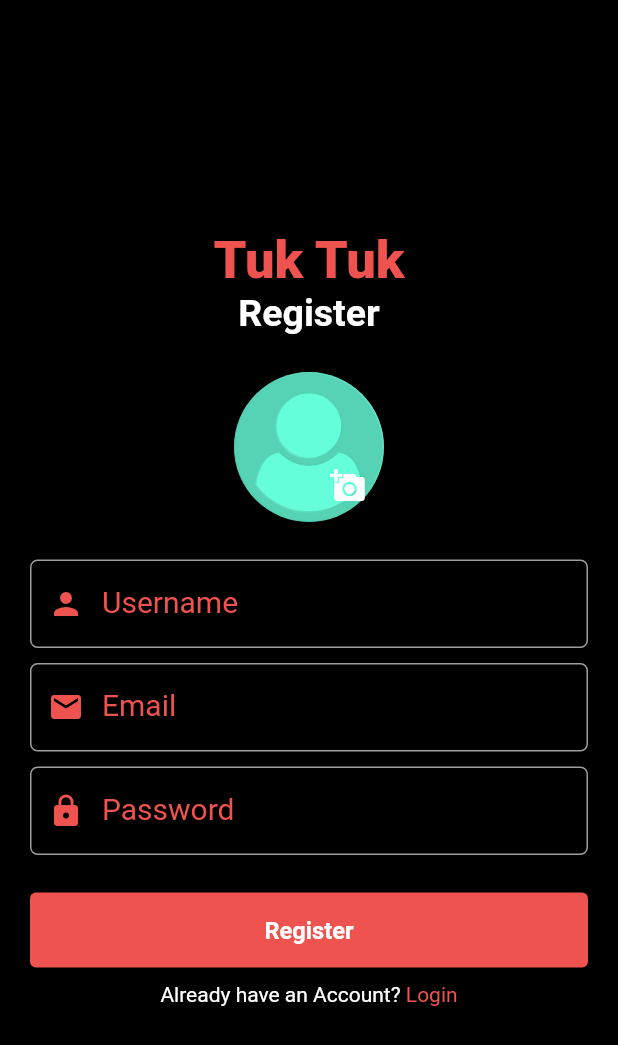
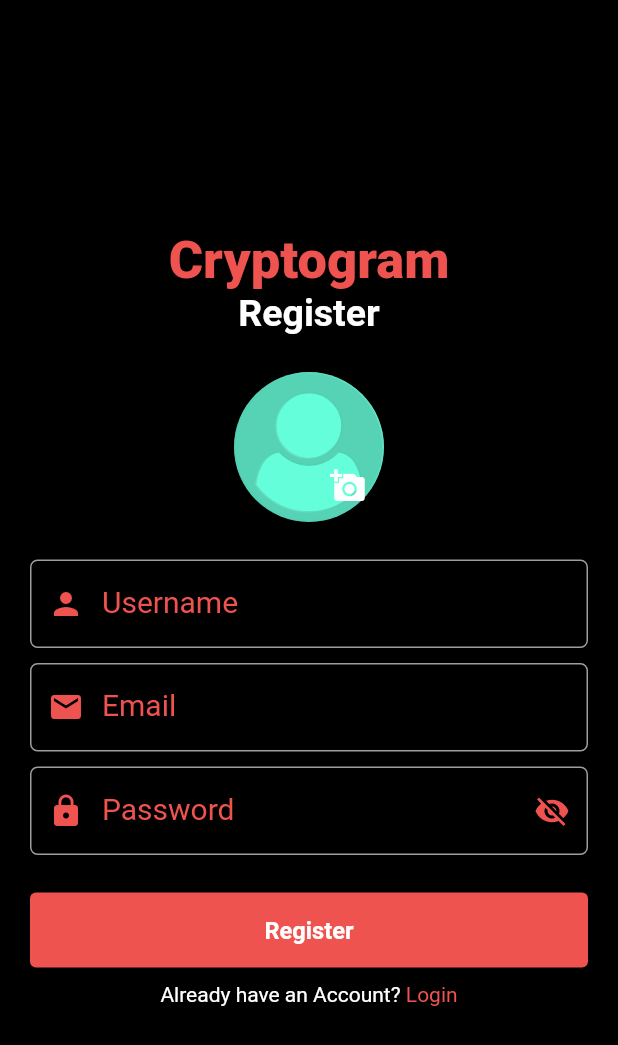
Before and after one commit to codersangam/flutter_tiktok_clone, a Flutter app: the screen it shows after launch, after a tap on "Register", on a phone screen of 412 x 824 dp. Shown: the top 1045 px of the screen. Run offline on Flutter 3.47's test engine with Material 2 defaults, Android fonts, the phone set to English and light mode, and no system bars; drawn by our look-alikes of velocity_x; our stand-ins replace cached_network_image, cloud_firestore, firebase_auth, firebase_core, firebase_storage, get and 3 more; missing offline and left inert: video_compress; accounts and stored records are empty.

Commit message:
password visibility and double tap to exit added

```diff
--- a/lib/main.dart
+++ b/lib/main.dart
@@ -2,7 +2,6 @@ import 'package:firebase_core/firebase_core.dart';
 import 'package:flutter/material.dart';
 import 'package:tiktok_clone/contants.dart';
 import 'package:tiktok_clone/controllers/auth_controller.dart';
-import 'package:tiktok_clone/views/screens/register_screen.dart';
 import 'package:get/get.dart';
 
 void main() async {
@@ -20,10 +19,14 @@ class MyApp extends StatelessWidget {
   @override
   Widget build(BuildContext context) {
     return GetMaterialApp(
-      title: 'TikTok Clone',
+      title: 'Cryptogram',
       theme: ThemeData.dark().copyWith(
           scaffoldBackgroundColor: backgroundColor, primaryColor: primayColor),
-      home: const RegisterScreen(),
+      home: Center(
+        child: CircularProgressIndicator(
+          color: primayColor,
+        ),
+      ),
     );
   }
 }
--- a/lib/views/screens/login_screen.dart
+++ b/lib/views/screens/login_screen.dart
@@ -1,4 +1,5 @@
 import 'package:flutter/material.dart';
+import 'package:get/get_state_manager/get_state_manager.dart';
 import 'package:tiktok_clone/contants.dart';
 import 'package:tiktok_clone/views/screens/register_screen.dart';
 import 'package:tiktok_clone/views/widgets/custom_text_field.dart';
@@ -14,15 +15,17 @@ class LoginScreen extends StatefulWidget {
 class _LoginScreenState extends State<LoginScreen> {
   TextEditingController emailController = TextEditingController();
   TextEditingController passwordController = TextEditingController();
+
   @override
   Widget build(BuildContext context) {
+    return Obx(() {
       return Scaffold(
         body: Container(
           alignment: Alignment.center,
           child: Column(
             mainAxisAlignment: MainAxisAlignment.center,
             children: [
-            'Tuk Tuk'
+              'Cryptogram'
                   .text
                   .size(35)
                   .color(primayColor!)
@@ -46,7 +49,14 @@ class _LoginScreenState extends State<LoginScreen> {
                   labelText: 'Password',
                   controller: passwordController,
                   icon: Icons.lock,
-                isPassword: true,
+                  isPassword: authController.isPasswordHidden.value,
+                  passwordIcon: authController.isPasswordHidden.value
+                      ? Icons.visibility_off
+                      : Icons.visibility,
+                  onTap: () {
+                    authController.isPasswordHidden.value =
+                        !authController.isPasswordHidden.value;
+                  },
                 ),
               ),
               25.heightBox,
@@ -58,7 +68,13 @@ class _LoginScreenState extends State<LoginScreen> {
                     authController.loginUser(
                         emailController.text, passwordController.text);
                   },
-                child: 'Login'.text.lg.bold.make(),
+                  child: authController.isLoading.value
+                      ? const Center(
+                          child: CircularProgressIndicator(
+                            color: Colors.white,
+                          ),
+                        )
+                      : 'Login'.text.lg.bold.make(),
                   style: ButtonStyle(
                     backgroundColor: MaterialStateProperty.all(primayColor),
                   ),
@@ -85,5 +101,6 @@ class _LoginScreenState extends State<LoginScreen> {
           ),
         ),
       );
+    });
   }
 }
--- a/lib/views/screens/profile_screen.dart
+++ b/lib/views/screens/profile_screen.dart
@@ -43,7 +43,7 @@ class _ProfileScreenState extends State<ProfileScreen> {
               onPressed: () {},
               icon: const Icon(Icons.person_add_alt_1_outlined),
             ),
-            title: 'Tuk Tuk'.text.make(),
+            title: 'Cryptogram'.text.make(),
             actions: [
               Row(
                 children: [
@@ -79,10 +79,12 @@ class _ProfileScreenState extends State<ProfileScreen> {
                                       height: 100,
                                       fit: BoxFit.cover,
                                       imageUrl: controller.user['profileImage'],
-                                      progressIndicatorBuilder: (context, url,
-                                              downloadProgress) =>
-                                          CircularProgressIndicator(
-                                              value: downloadProgress.progress),
+                                      progressIndicatorBuilder:
+                                          (context, url, downloadProgress) =>
+                                              CircularProgressIndicator(
+                                        value: downloadProgress.progress,
+                                        color: primayColor,
+                                      ),
                                       errorWidget: (context, url, error) =>
                                           const Icon(Icons.error),
                                     ),
--- a/lib/views/screens/register_screen.dart
+++ b/lib/views/screens/register_screen.dart
@@ -1,4 +1,5 @@
 import 'package:flutter/material.dart';
+import 'package:get/get_state_manager/get_state_manager.dart';
 import 'package:tiktok_clone/contants.dart';
 import 'package:tiktok_clone/views/screens/login_screen.dart';
 import 'package:tiktok_clone/views/widgets/custom_text_field.dart';
@@ -18,13 +19,14 @@ class _RegisterScreenState extends State<RegisterScreen> {
 
   @override
   Widget build(BuildContext context) {
+    return Obx(() {
       return Scaffold(
         body: Container(
           alignment: Alignment.center,
           child: Column(
             mainAxisAlignment: MainAxisAlignment.center,
             children: [
-            'Tuk Tuk'
+              'Cryptogram'
                   .text
                   .size(35)
                   .color(primayColor!)
@@ -75,7 +77,14 @@ class _RegisterScreenState extends State<RegisterScreen> {
                   labelText: 'Password',
                   controller: passwordController,
                   icon: Icons.lock,
-                isPassword: true,
+                  isPassword: authController.isPasswordHidden.value,
+                  passwordIcon: authController.isPasswordHidden.value
+                      ? Icons.visibility_off
+                      : Icons.visibility,
+                  onTap: () {
+                    authController.isPasswordHidden.value =
+                        !authController.isPasswordHidden.value;
+                  },
                 ),
               ),
               25.heightBox,
@@ -88,7 +97,13 @@ class _RegisterScreenState extends State<RegisterScreen> {
                       emailController.text,
                       passwordController.text,
                       authController.profileImage),
-                child: 'Register'.text.lg.bold.make(),
+                  child: authController.isLoading.value
+                      ? const Center(
+                          child: CircularProgressIndicator(
+                            color: Colors.white,
+                          ),
+                        )
+                      : 'Register'.text.lg.bold.make(),
                   style: ButtonStyle(
                     backgroundColor: MaterialStateProperty.all(primayColor),
                   ),
@@ -115,5 +130,6 @@ class _RegisterScreenState extends State<RegisterScreen> {
           ),
         ),
       );
+    });
   }
 }
--- a/lib/views/widgets/custom_text_field.dart
+++ b/lib/views/widgets/custom_text_field.dart
@@ -7,13 +7,17 @@ class CustomTextField extends StatelessWidget {
       required this.labelText,
       required this.controller,
       required this.icon,
-      this.isPassword = false})
+      this.isPassword = false,
+      this.passwordIcon,
+      this.onTap})
       : super(key: key);
 
   final String labelText;
   final bool isPassword;
   final TextEditingController controller;
   final IconData icon;
+  final IconData? passwordIcon;
+  final VoidCallback? onTap;
 
   @override
   Widget build(BuildContext context) {
@@ -27,6 +31,13 @@ class CustomTextField extends StatelessWidget {
         prefixIcon: Icon(
           icon,
           color: primayColor,
+        ),
+        suffixIcon: InkWell(
+          onTap: onTap,
+          child: Icon(
+            passwordIcon,
+            color: primayColor,
+          ),
         ),
         labelStyle: TextStyle(fontSize: 20, color: primayColor),
         enabledBorder: OutlineInputBorder(
```
Also changed, not shown: lib/controllers/auth_controller.dart (+10 -1 lines), lib/views/screens/home_screen.dart (+26 -2 lines), lib/views/screens/splash_screen.dart (added, +17 -0 lines). Lines whose indentation alone changed are shown as unchanged.
